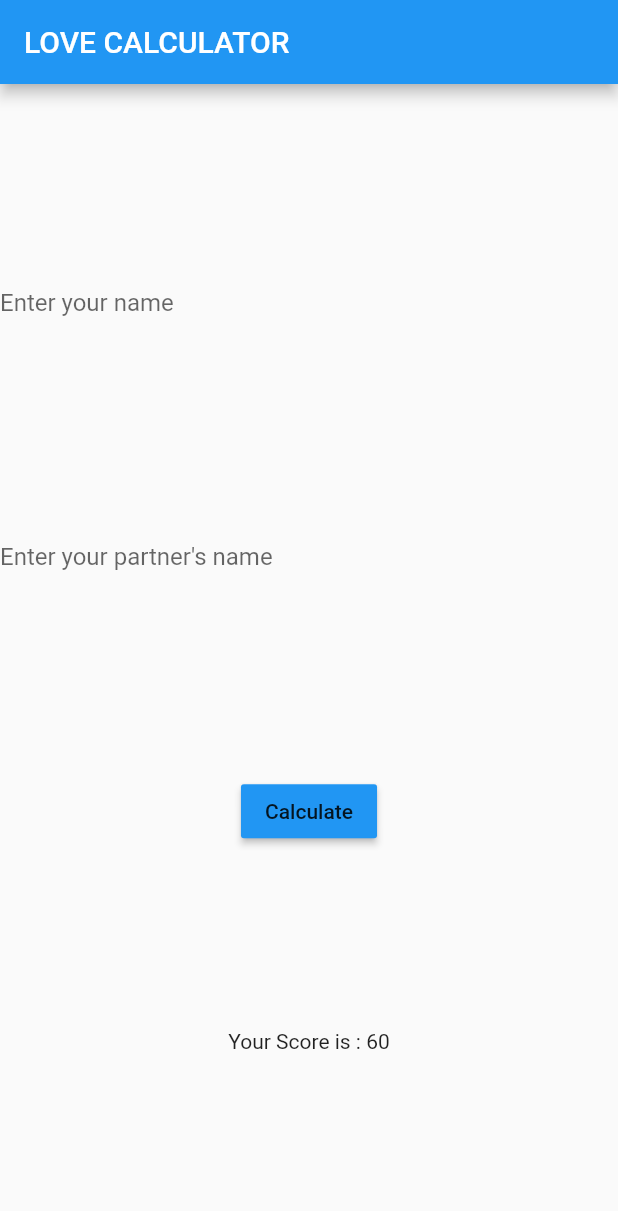
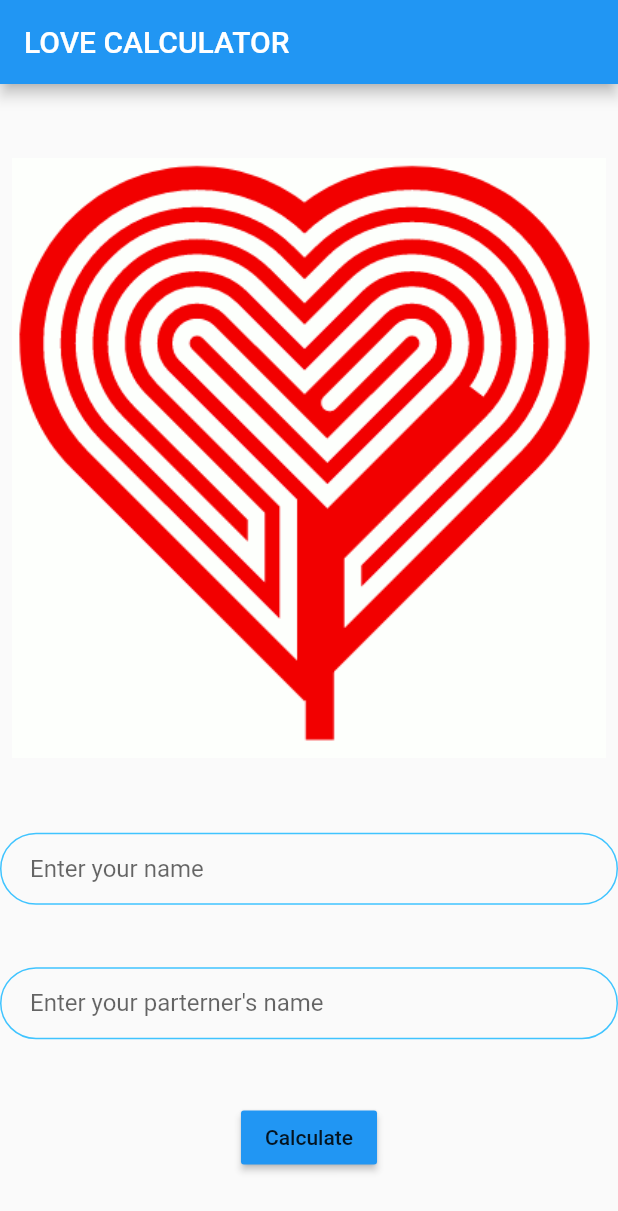
Before and after one commit to nishitdixit/Love_Calculator, a Flutter app: the screen it shows after launch, after a tap on "Calculate", on a phone screen of 412 x 824 dp. Shown: the top 1211 px of the screen. Run offline on Flutter 3.47's test engine with Material 2 defaults, Android fonts, the phone set to English and light mode, and no system bars.

Commit message:
complete working calculator

```diff
--- a/lib/calculation.dart
+++ b/lib/calculation.dart
@@ -1,20 +1,11 @@
-
-
-
-void main() {
-  String firstName ;
-
-  String secondName ;
-
-  // Calculation(this.firstName,this.secondName);
-
+int calculation({String firstName, String secondName}) {
   int finalScore;
   List<String> firstList = firstName.toLowerCase().split('');
   List<String> secondList = secondName.toLowerCase().split('');
 
 //making complete word "firstName + loves + second name"
   List<String> magicWord = firstList + "loves".split('') + secondList;
-
+  print(magicWord);
 //Counting occurence of letters and storing them into map
   var nameMap = new Map();
   magicWord.forEach((f) {
@@ -36,19 +27,23 @@ void main() {
 //   print(magicCode);
   finalScore = magicCode[0] * 10 + magicCode[1];
   print(finalScore);
+  return finalScore;
 }
 
 //calculation in loop
 List _calculate(List magicCode) {
-  int i = 0;
+  int countSum;
   List score = new List();
   do {
-    score.add(magicCode.first + magicCode.last);
+    countSum=magicCode.first + magicCode.last;
+    if(countSum>9) countSum-=9;
+    score.add(countSum);
     magicCode.removeLast();
     magicCode.removeAt(0);
-    i++;
-//     print(i);
   } while (magicCode.length >= 2);
-
+  print(magicCode);
+  if (magicCode.isNotEmpty) {
+    score.add(magicCode.first);
+  }
   return score;
 }
--- a/lib/main.dart
+++ b/lib/main.dart
@@ -1,6 +1,5 @@
-import 'dart:math';
-
 import 'package:flutter/material.dart';
+import 'calculation.dart';
 
 void main() {
   runApp(MyApp());
@@ -22,11 +21,14 @@ class MyCalculator extends StatefulWidget {
 }
 
 class _MyCalculatorState extends State<MyCalculator> {
+  String firstName;
+  String secondName;
   int score;
   void loveScore() {
-    setState(() {
-      score = Random().nextInt(40) + 40;
-    });
+    // score = Random().nextInt(40) + 40;
+    score = calculation(firstName: firstName, secondName: secondName);
+    Navigator.of(context)
+        .push(MaterialPageRoute(builder: (context) => ScorePage(score: score)));
   }
 
   @override
@@ -39,14 +41,59 @@ class _MyCalculatorState extends State<MyCalculator> {
           crossAxisAlignment: CrossAxisAlignment.center,
           mainAxisAlignment: MainAxisAlignment.spaceEvenly,
           children: <Widget>[
+            Flexible(
+                child: Padding(
+                  padding: const EdgeInsets.all(8.0),
+                  child: Hero(
+                    tag: 'lovegif',
+                    child: Image(image: AssetImage('assets/images/logo.gif')),
+                  ),
+                )),
             TextField(
+              onChanged: (value) {
+                firstName = value;
+              },
               decoration: InputDecoration(
-                border: InputBorder.none, hintText: 'Enter your name'),
+                hintText: 'Enter your name',
+                contentPadding:
+                    EdgeInsets.symmetric(vertical: 10.0, horizontal: 20.0),
+                border: OutlineInputBorder(
+                  borderRadius: BorderRadius.all(Radius.circular(32.0)),
+                ),
+                enabledBorder: OutlineInputBorder(
+                  borderSide:
+                      BorderSide(color: Colors.lightBlueAccent, width: 1.0),
+                  borderRadius: BorderRadius.all(Radius.circular(32.0)),
+                ),
+                focusedBorder: OutlineInputBorder(
+                  borderSide:
+                      BorderSide(color: Colors.lightBlueAccent, width: 2.0),
+                  borderRadius: BorderRadius.all(Radius.circular(32.0)),
+                ),
+              ),
             ),
             TextField(
+              onChanged: (value) {
+                secondName = value;
+              },
               decoration: InputDecoration(
-                border: InputBorder.none,
-                hintText: 'Enter your partner\'s name'),
+                hintText: 'Enter your parterner\'s name',
+                contentPadding:
+                    EdgeInsets.symmetric(vertical: 10.0, horizontal: 20.0),
+                border: OutlineInputBorder(
+                  borderRadius: BorderRadius.all(Radius.circular(32.0)),
+                ),
+                enabledBorder: OutlineInputBorder(
+                  borderSide:
+                      BorderSide(color: Colors.lightBlueAccent, width: 1.0),
+                  borderRadius: BorderRadius.all(Radius.circular(32.0)),
+                ),
+                focusedBorder: OutlineInputBorder(
+                  borderSide:
+                      BorderSide(color: Colors.lightBlueAccent, width: 2.0),
+                  borderRadius: BorderRadius.all(Radius.circular(32.0)),
+                ),
+              ),
             ),
             RaisedButton(
               onPressed: () {
@@ -55,11 +102,36 @@ class _MyCalculatorState extends State<MyCalculator> {
               child: Text('Calculate'),
               color: Colors.blue,
             ),
-          Text(
-            'Your Score is : $score',
-          )
-        ],
-      ),
+          ]),
     );
   }
 }
+
+class ScorePage extends StatelessWidget {
+  const ScorePage({
+    Key key,
+    @required this.score,
+  }) : super(key: key);
+
+  final int score;
+
+  @override
+  Widget build(BuildContext context) {
+    return Scaffold(
+      body: Column(mainAxisAlignment: MainAxisAlignment.center,children: [
+            Flexible(
+        child: Padding(
+          padding: const EdgeInsets.all(12.0),
+          child: Hero(
+            tag: 'lovegif',
+            child: Image(image: AssetImage('assets/images/logo.gif')),
+          ),
+        )),
+            Text(
+        'Your Score is : $score',
+        style: TextStyle(fontWeight: FontWeight.bold, fontSize: 20.0),
+      ),
+          ]),
+    );
+  }
+}
--- a/pubspec.yaml
+++ b/pubspec.yaml
@@ -28,6 +28,7 @@ dependencies:
   # The following adds the Cupertino Icons font to your application.
   # Use with the CupertinoIcons class for iOS style icons.
   cupertino_icons: ^0.1.3
+  # animated_splash_screen: ^1.0.1
 
 dev_dependencies:
   flutter_test:
@@ -45,8 +46,8 @@ flutter:
   uses-material-design: true
 
   # To add assets to your application, add an assets section, like this:
-  # assets:
-  #   - images/a_dot_burr.jpeg
+  assets:
+    - assets/images/
   #   - images/a_dot_ham.jpeg
 
   # An image asset can refer to one or more resolution-specific "variants", see
```
Also changed, not shown: assets/images/logo.gif (added), pubspec.lock. Lines whose indentation alone changed are shown as unchanged.
